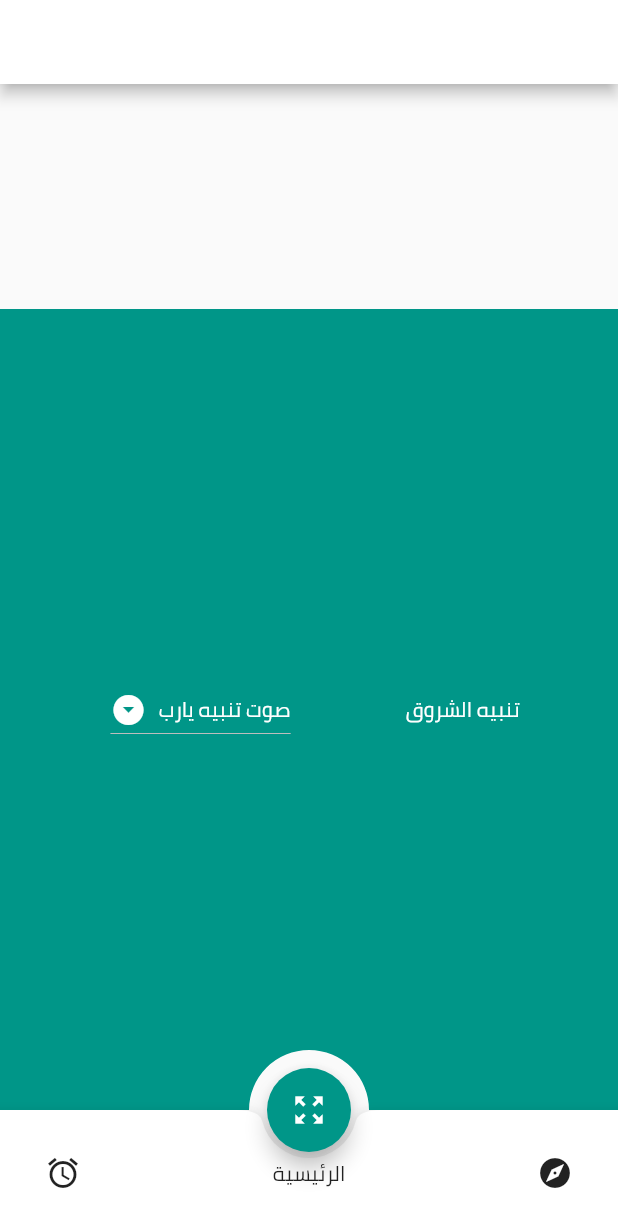
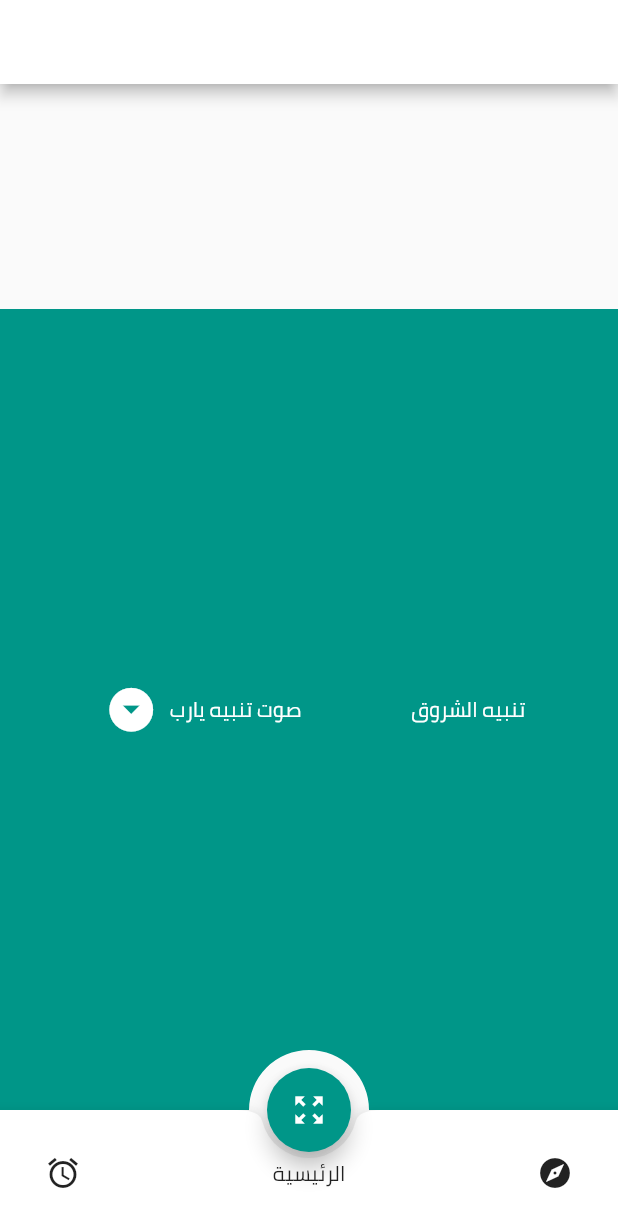
Before and after one commit to Reekoooo/flutter_task, a Flutter app: the screen it shows after launch, on a phone screen of 412 x 824 dp. Shown: the top 1227 px of the screen. Run offline on Flutter 3.47's test engine with Material 2 defaults, Android fonts, the phone set to English and light mode, and no system bars.

Commit message:
fixed the underline of the dropdown

```diff
--- a/lib/main.dart
+++ b/lib/main.dart
@@ -57,10 +57,14 @@ class _MyHomePageState extends State<MyHomePage> {
                             canvasColor: Colors.teal,
                           ),
                           child: DropdownButton<String>(
+                            underline: Container(),
+                            iconSize: 35.0,
+
                             style: TextStyle(color: Colors.white,fontFamily: 'Cairo'),
                             icon: Icon(
                               Icons.arrow_drop_down_circle,
                               color: Colors.white,
+
                             ),
                             value: dropdownValue,
                             onChanged: (String newValue) {
```
